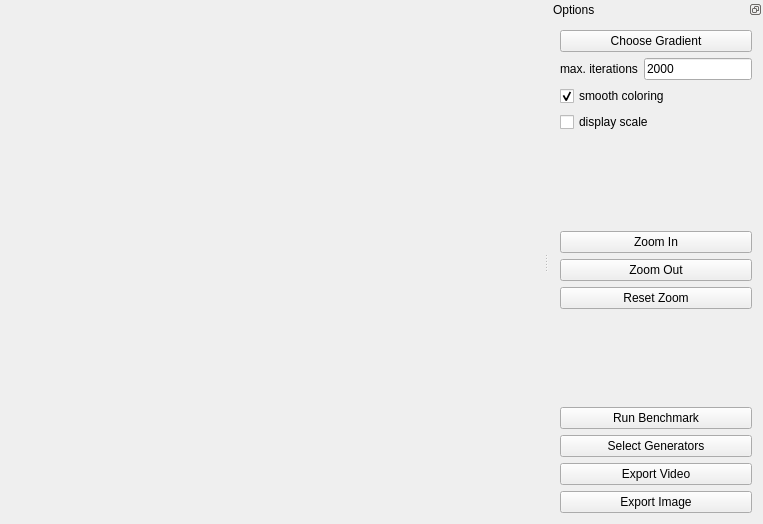
Old version of the form Almond.ui in the repository QlowB/Almond.
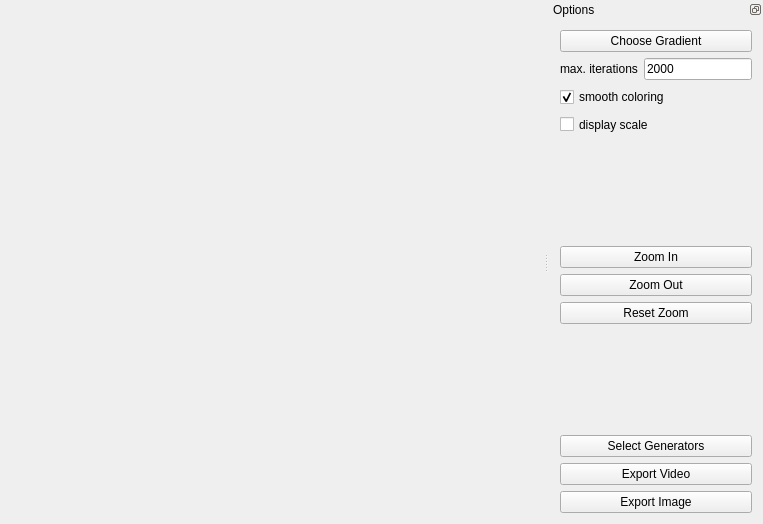
New version of the form.

The edit to the form file:
```diff
--- a/Almond.ui
+++ b/Almond.ui
@@ -165,13 +165,6 @@
          </property>
         </spacer>
        </item>
-       <item>
-        <widget class="QPushButton" name="runBenchmark">
-         <property name="text">
-          <string>Run Benchmark</string>
-         </property>
-        </widget>
-       </item>
        <item>
         <widget class="QPushButton" name="chooseGenerator">
          <property name="text">
```
